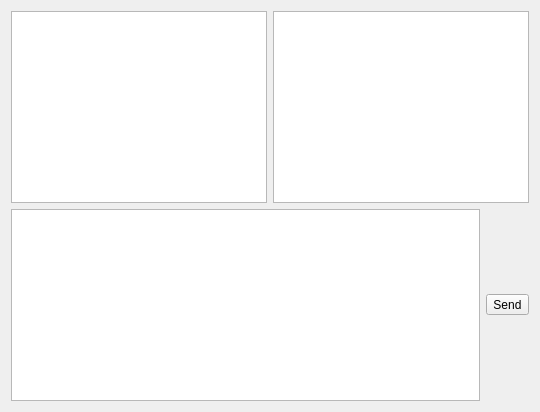
The window that ui/HUBWindow.ui (apavelm/stildcpp) describes before a commit, drawn with Qt 5.
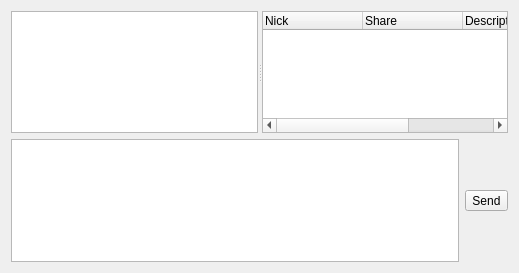
The same window after the commit. Custom widgets are drawn as their Qt base class.

Commit message: started work to write own QtWidgets for Chat usage. And, as usual somw fix

The edit to the form file:
```diff
--- a/ui/HUBWindow.ui
+++ b/ui/HUBWindow.ui
@@ -1,27 +1,83 @@
 <ui version="4.0" >
  <class>mdiHUBwin</class>
  <widget class="QDialog" name="mdiHUBwin" >
+  <property name="geometry" >
+   <rect>
+    <x>0</x>
+    <y>0</y>
+    <width>519</width>
+    <height>273</height>
+   </rect>
+  </property>
   <layout class="QGridLayout" >
    <item row="0" column="0" >
     <layout class="QVBoxLayout" >
      <item>
-      <layout class="QHBoxLayout" >
-       <item>
-        <widget class="QTextEdit" name="editor" >
-         <property name="readOnly" >
-          <bool>true</bool>
+      <widget class="QSplitter" name="splitter" >
+       <property name="sizePolicy" >
+        <sizepolicy vsizetype="Expanding" hsizetype="Expanding" >
+         <horstretch>0</horstretch>
+         <verstretch>0</verstretch>
+        </sizepolicy>
+       </property>
+       <property name="orientation" >
+        <enum>Qt::Horizontal</enum>
+       </property>
+       <property name="childrenCollapsible" >
+        <bool>false</bool>
+       </property>
+       <widget class="ChatView" name="editor" >
+        <property name="undoRedoEnabled" >
+         <bool>false</bool>
+        </property>
+        <property name="readOnly" >
+         <bool>true</bool>
+        </property>
+        <property name="textInteractionFlags" >
+         <set>Qt::LinksAccessibleByMouse|Qt::NoTextInteraction|Qt::TextSelectableByMouse</set>
+        </property>
+       </widget>
+       <widget class="QTreeWidget" name="userlist" >
+        <property name="rootIsDecorated" >
+         <bool>true</bool>
+        </property>
+        <property name="itemsExpandable" >
+         <bool>false</bool>
+        </property>
+        <column>
+         <property name="text" >
+          <string>Nick</string>
          </property>
-        </widget>
-       </item>
-       <item>
-        <widget class="QListWidget" name="Userlist" />
-       </item>
-      </layout>
+        </column>
+        <column>
+         <property name="text" >
+          <string>Share</string>
+         </property>
+        </column>
+        <column>
+         <property name="text" >
+          <string>Description</string>
+         </property>
+        </column>
+        <column>
+         <property name="text" >
+          <string>Email</string>
+         </property>
+        </column>
+       </widget>
+      </widget>
      </item>
      <item>
       <layout class="QHBoxLayout" >
        <item>
-        <widget class="QTextEdit" name="lineEdit" />
+        <widget class="LineEdit" name="lineEdit" >
+         <property name="verticalScrollBarPolicy" >
+          <enum>Qt::ScrollBarAlwaysOff</enum>
+         </property>
+         <property name="horizontalScrollBarPolicy" >
+          <enum>Qt::ScrollBarAlwaysOff</enum>
+         </property>
+        </widget>
        </item>
        <item>
         <widget class="QToolButton" name="SendBtn" >
@@ -36,6 +92,18 @@
    </item>
   </layout>
  </widget>
+ <customwidgets>
+  <customwidget>
+   <class>LineEdit</class>
+   <extends>QTextEdit</extends>
+   <header>../src/widgets/stil_chatctrls.h</header>
+  </customwidget>
+  <customwidget>
+   <class>ChatView</class>
+   <extends>QTextEdit</extends>
+   <header>../src/widgets/stil_chatctrls.h</header>
+  </customwidget>
+ </customwidgets>
  <resources/>
  <connections/>
 </ui>
```
The commit also changes 16 other files.
